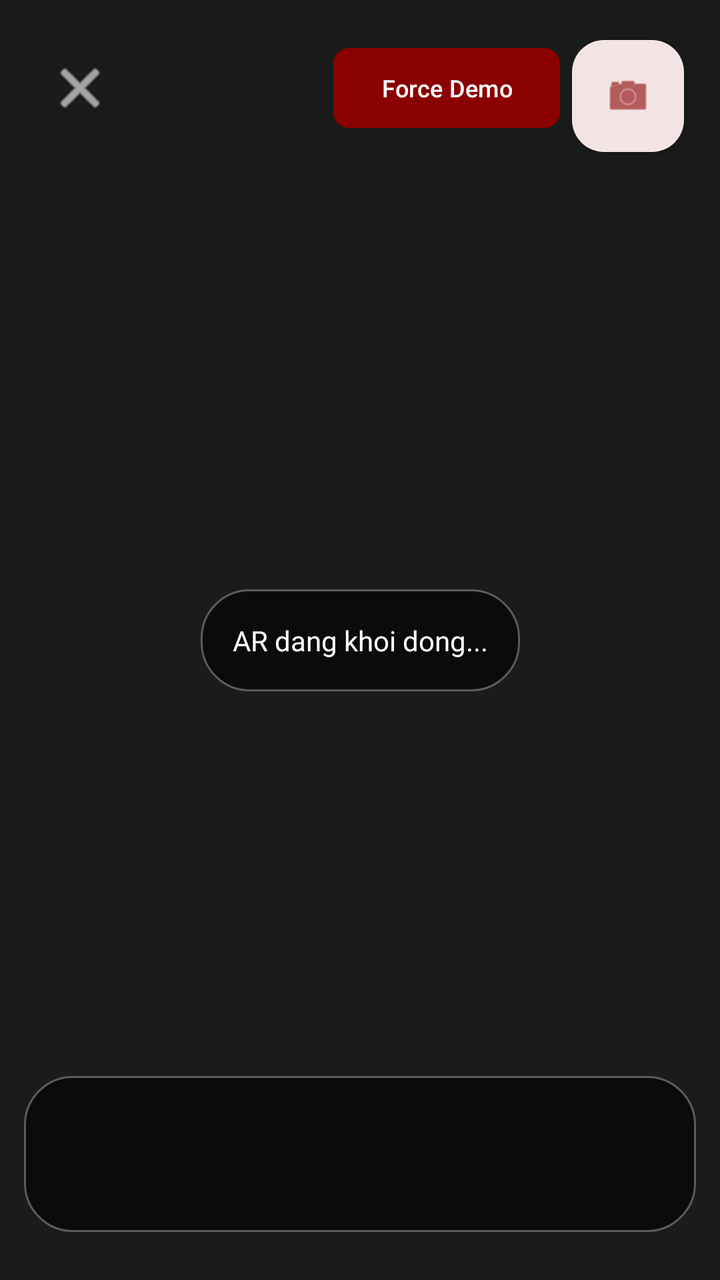
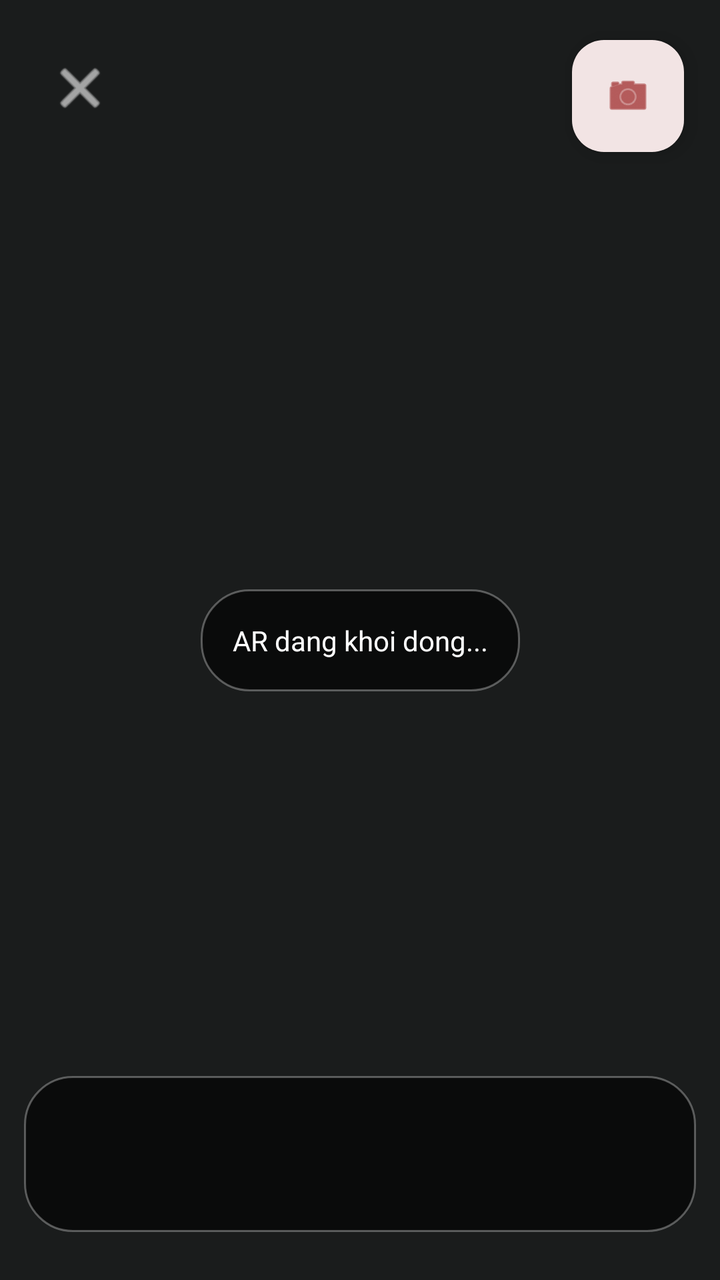

Compare the two renders of this Android layout. The source of the first and the diff that turns it into the second are given below.
<!-- AndroidManifest.xml: application theme Theme.TirTirMCommerce -->
<!-- res/layout/activity_ar_try_on.xml -->
<?xml version="1.0" encoding="utf-8"?>
<androidx.constraintlayout.widget.ConstraintLayout xmlns:android="http://schemas.android.com/apk/res/android"
    xmlns:app="http://schemas.android.com/apk/res-auto"
    android:layout_width="match_parent"
    android:layout_height="match_parent"
    android:background="@color/tirtir_black">

    <FrameLayout
        android:id="@+id/arFragmentContainer"
        android:layout_width="0dp"
        android:layout_height="0dp"
        app:layout_constraintBottom_toBottomOf="parent"
        app:layout_constraintEnd_toEndOf="parent"
        app:layout_constraintStart_toStartOf="parent"
        app:layout_constraintTop_toTopOf="parent">
        
        <ImageView
            android:id="@+id/ivDemoAr"
            android:layout_width="match_parent"
            android:layout_height="match_parent"
            android:scaleType="centerCrop"
            android:src="@drawable/bg_camera_panel"
            android:visibility="gone" />
            
        <View
            android:id="@+id/vDemoTint"
            android:layout_width="match_parent"
            android:layout_height="match_parent"
            android:background="#00000000"
            android:visibility="gone" />
    </FrameLayout>

    <TextView
        android:id="@+id/tvArLoading"
        android:layout_width="wrap_content"
        android:layout_height="wrap_content"
        android:background="@drawable/bg_camera_panel"
        android:elevation="8dp"
        android:text="AR dang khoi dong..."
        android:textColor="@color/tirtir_white"
        android:textSize="14sp"
        app:layout_constraintBottom_toBottomOf="parent"
        app:layout_constraintEnd_toEndOf="parent"
        app:layout_constraintStart_toStartOf="parent"
        app:layout_constraintTop_toTopOf="parent" />

    <ImageButton
        android:id="@+id/btnCloseAr"
        android:layout_width="48dp"
        android:layout_height="48dp"
        android:layout_marginStart="16dp"
        android:layout_marginTop="20dp"
        android:background="@android:color/transparent"
        android:contentDescription="@string/back"
        android:elevation="10dp"
        android:src="@android:drawable/ic_menu_close_clear_cancel"
        app:layout_constraintStart_toStartOf="parent"
        app:layout_constraintTop_toTopOf="parent"
        app:tint="@color/tirtir_white" />

    <com.google.android.material.button.MaterialButton
        android:id="@+id/btnForceDemo"
        android:layout_width="wrap_content"
        android:layout_height="wrap_content"
        android:layout_marginTop="20dp"
        android:layout_marginEnd="80dp"
        android:text="Force Demo"
        android:textSize="12sp"
        android:elevation="10dp"
        app:backgroundTint="@color/tirtir_red_primary"
        app:cornerRadius="8dp"
        app:layout_constraintEnd_toEndOf="parent"
        app:layout_constraintTop_toTopOf="parent" />

    <com.google.android.material.floatingactionbutton.FloatingActionButton
        android:id="@+id/fabArCapture"
        android:layout_width="wrap_content"
        android:layout_height="wrap_content"
        android:layout_marginTop="20dp"
        android:layout_marginEnd="18dp"
        android:contentDescription="Capture and share"
        android:elevation="10dp"
        android:src="@android:drawable/ic_menu_camera"
        app:backgroundTint="@color/tirtir_white"
        app:layout_constraintEnd_toEndOf="parent"
        app:layout_constraintTop_toTopOf="parent"
        app:tint="@color/tirtir_red_primary" />

    <HorizontalScrollView
        android:id="@+id/scrollArColors"
        android:layout_width="0dp"
        android:layout_height="78dp"
        android:layout_marginStart="12dp"
        android:layout_marginEnd="12dp"
        android:layout_marginBottom="24dp"
        android:background="@drawable/bg_camera_panel"
        android:elevation="10dp"
        android:paddingHorizontal="10dp"
        android:scrollbars="none"
        app:layout_constraintBottom_toBottomOf="parent"
        app:layout_constraintEnd_toEndOf="parent"
        app:layout_constraintStart_toStartOf="parent">

        <LinearLayout
            android:id="@+id/layoutArColorPicker"
            android:layout_width="wrap_content"
            android:layout_height="match_parent"
            android:gravity="center_vertical"
            android:orientation="horizontal" />
    </HorizontalScrollView>
</androidx.constraintlayout.widget.ConstraintLayout>
<!-- resources referenced by this layout -->
<resources>
  <color name="tirtir_black">#1A1C1C</color>
  <color name="tirtir_red_primary">#8B0000</color>
  <color name="tirtir_white">#FFFFFF</color>
  <!-- drawable bg_camera_panel (drawable) -->
  <?xml version="1.0" encoding="utf-8"?>
  <shape xmlns:android="http://schemas.android.com/apk/res/android">
      
      <solid android:color="#99000000" />
      
      <corners android:radius="24dp" />
      
      <stroke android:width="1dp" android:color="#4DFFFFFF" />
      <padding
          android:left="16dp"
          android:top="16dp"
          android:right="16dp"
          android:bottom="16dp" />
  </shape>
  <string name="back">Back</string>
  <style name="Theme.TirTirMCommerce" parent="Base.Theme.TirTirMCommerce" />
  <style name="Base.Theme.TirTirMCommerce" parent="Theme.Material3.DayNight.NoActionBar">
          
          <item name="colorPrimary">@color/tirtir_red_primary</item>
          <item name="colorPrimaryDark">@color/tirtir_red_dark</item>
          <item name="colorPrimaryContainer">#FFFFFF</item>
  
          
          <item name="colorOnPrimary">@color/tirtir_white</item>
          <item name="colorOnPrimaryContainer">@color/tirtir_red_primary</item>
  
          
          <item name="colorSecondary">@color/tirtir_black</item>
          <item name="colorOnSecondary">@color/tirtir_white</item>
          <item name="colorSecondaryContainer">#F8F8F8</item>
          <item name="colorOnSecondaryContainer">@color/tirtir_red_primary</item>
  
          
          <item name="colorSurface">@color/tirtir_white</item>
          <item name="colorOnSurface">@color/tirtir_black</item>
          <item name="colorSurfaceVariant">@color/tirtir_off_white</item>
  
          
          <item name="android:windowBackground">@color/tirtir_off_white</item>
          <item name="android:statusBarColor">@color/tirtir_white</item>
          <item name="android:windowLightStatusBar">true</item>
  
          
          <item name="colorError">@color/tirtir_error</item>
      </style>
  <color name="tirtir_red_dark">#610000</color>
  <color name="tirtir_off_white">#F9F9F9</color>
  <color name="tirtir_error">#D32F2F</color>
</resources>

<!-- the commit's change to res/layout/activity_ar_try_on.xml (unified diff, before → after) -->
@@ -67,6 +67,7 @@
         android:text="Force Demo"
         android:textSize="12sp"
         android:elevation="10dp"
+        android:visibility="gone"
         app:backgroundTint="@color/tirtir_red_primary"
         app:cornerRadius="8dp"
         app:layout_constraintEnd_toEndOf="parent"
<!-- resource entries referenced after the edit -->
@@ -25,15 +25,13 @@
           <item name="colorPrimary">@color/tirtir_red_primary</item>
           <item name="colorPrimaryDark">@color/tirtir_red_dark</item>
           <item name="colorPrimaryContainer">#FFFFFF</item>
-  
-          
           <item name="colorOnPrimary">@color/tirtir_white</item>
           <item name="colorOnPrimaryContainer">@color/tirtir_red_primary</item>
   
           
           <item name="colorSecondary">@color/tirtir_black</item>
           <item name="colorOnSecondary">@color/tirtir_white</item>
-          <item name="colorSecondaryContainer">#F8F8F8</item>
+          <item name="colorSecondaryContainer">#FFFFFF</item>
           <item name="colorOnSecondaryContainer">@color/tirtir_red_primary</item>
   
           
@@ -50,7 +48,7 @@
           <item name="colorError">@color/tirtir_error</item>
       </style>
   <color name="tirtir_red_dark">#610000</color>
-  <color name="tirtir_off_white">#F9F9F9</color>
+  <color name="tirtir_off_white">#FFFFFF</color>
   <color name="tirtir_error">#D32F2F</color>
 </resources>
 
